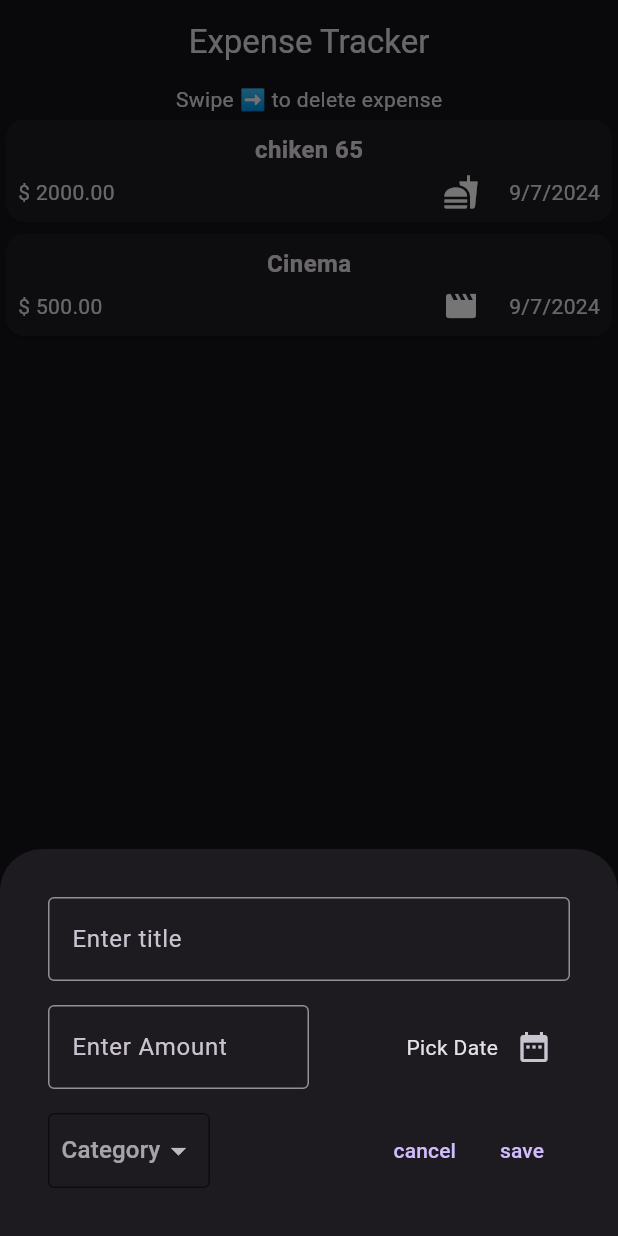
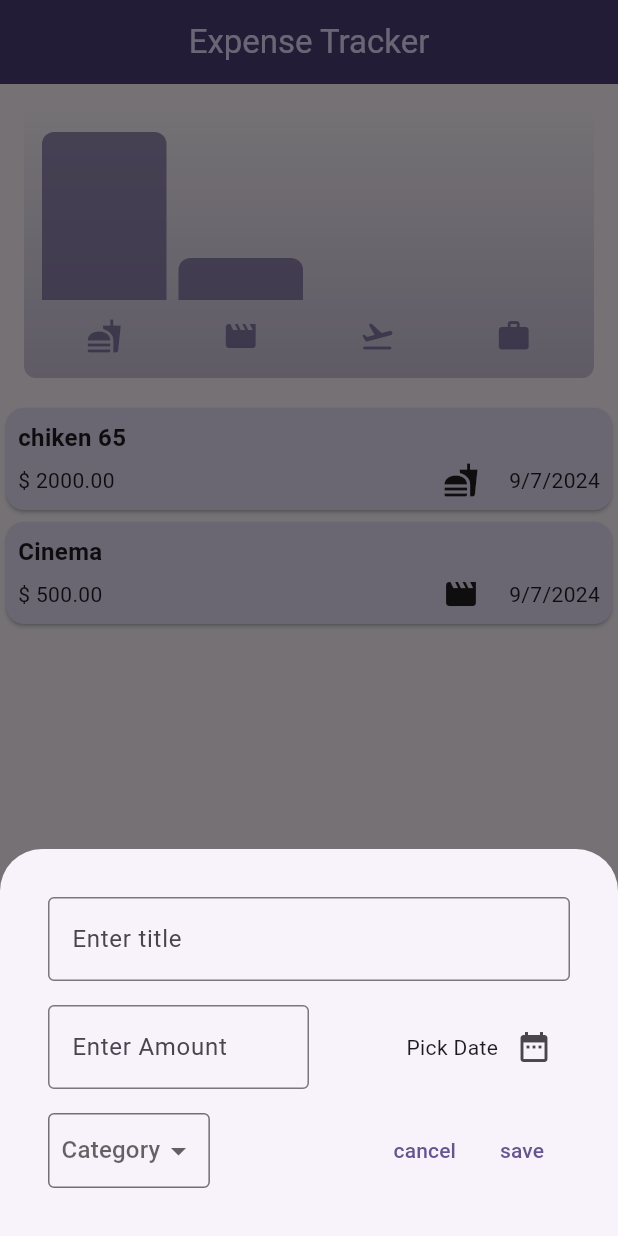
Before and after one commit to shreykiee/expense_tracker, a Flutter app: the screen it shows after launch, after a tap on the "add" icon, on a phone screen of 412 x 824 dp. Run offline on Flutter 3.47's test engine with Material 3 defaults, Android fonts, the phone set to English and light mode, and no system bars.

Commit message:
new update

```diff
--- a/lib/main.dart
+++ b/lib/main.dart
@@ -1,14 +1,50 @@
 import 'package:expense_tracker/pages/expense.dart';
 
 import 'package:flutter/material.dart';
+
+var kColorScheme =
+    ColorScheme.fromSeed(seedColor: Color.fromARGB(255, 96, 59, 181));
+
+var kDarkColorScheme = ColorScheme.fromSeed(
+    brightness: Brightness.dark, seedColor: Color.fromARGB(255, 46, 85, 138));
 
 void main() {
   runApp(
     MaterialApp(
       debugShowCheckedModeBanner: false,
-      theme: ThemeData.dark(),
+      theme: ThemeData().copyWith(
+        colorScheme: kColorScheme,
+        appBarTheme: const AppBarTheme().copyWith(
+          backgroundColor: kColorScheme.onPrimaryContainer,
+          foregroundColor: kColorScheme.primaryContainer,
+        ),
+        cardTheme: const CardTheme().copyWith(
+          color: kColorScheme.secondaryContainer,
+          margin: const EdgeInsets.symmetric(horizontal: 4, vertical: 4),
+        ),
+        elevatedButtonTheme: ElevatedButtonThemeData(
+          style: ElevatedButton.styleFrom(
+            backgroundColor: kColorScheme.primaryContainer,
+          ),
+        ),
+      ),
+      darkTheme: ThemeData.dark().copyWith(
+        colorScheme: kDarkColorScheme,
+        cardTheme: const CardTheme().copyWith(
+          color: kDarkColorScheme.secondaryContainer,
+          margin: const EdgeInsets.symmetric(horizontal: 4, vertical: 4),
+        ),
+        appBarTheme: const AppBarTheme().copyWith(
+          backgroundColor: kDarkColorScheme.onPrimaryContainer,
+          foregroundColor: kDarkColorScheme.primaryContainer,
+        ),
+        floatingActionButtonTheme: FloatingActionButtonThemeData().copyWith(
+          focusColor: kDarkColorScheme.onPrimary,
+          backgroundColor: kDarkColorScheme.onPrimary,
+        ),
+      ),
+      themeMode: ThemeMode.light,
       home: const Expenses(),
-      routes: {},
     ),
   );
 }
--- a/lib/models/expense_model.dart
+++ b/lib/models/expense_model.dart
@@ -36,3 +36,27 @@ class Expense {
 
   get formatteddate => formatter.format(date);
 }
+
+//class for all expense buckets
+class ExpenseBucket {
+  const ExpenseBucket({
+    required this.category,
+    required this.expenses,
+  });
+
+  ExpenseBucket.forCategory(List<Expense> allExpenses, this.category)
+      : expenses = allExpenses
+            .where((expense) => expense.category == category)
+            .toList();
+
+  final Category category;
+  final List<Expense> expenses;
+
+  double get totalExpenses {
+    double sum = 0;
+    for (final expense in expenses) {
+      sum += expense.amount;
+    }
+    return sum;
+  }
+}
--- a/lib/pages/expense.dart
+++ b/lib/pages/expense.dart
@@ -1,4 +1,5 @@
 import 'package:expense_tracker/models/expense_model.dart';
+import 'package:expense_tracker/widgits/chart/chart.dart';
 import 'package:expense_tracker/widgits/expense_list/expense_list.dart';
 import 'package:expense_tracker/widgits/new_expense.dart';
 
@@ -88,7 +89,7 @@ class _ExpensesState extends State<Expenses> {
       body: Center(
         child: Column(
           children: [
-            const Text('Swipe ➡️ to delete expense'),
+            Chart(expenses: _registeredExpenses),
             Expanded(
               child: mainContent,
             ),
@@ -96,7 +97,6 @@ class _ExpensesState extends State<Expenses> {
         ),
       ),
       floatingActionButton: FloatingActionButton(
-        backgroundColor: const Color.fromARGB(255, 255, 247, 247),
         onPressed: addNewExpense,
         child: const Icon(
           Icons.add,
--- /dev/null
+++ b/lib/widgits/chart/chart.dart
@@ -0,0 +1,94 @@
+import 'package:expense_tracker/models/expense_model.dart';
+import 'package:expense_tracker/widgits/chart/chart_bar.dart';
+import 'package:flutter/material.dart';
+
+class Chart extends StatelessWidget {
+  const Chart({super.key, required this.expenses});
+
+  final List<Expense> expenses;
+
+  List<ExpenseBucket> get buckets {
+    return [
+      ExpenseBucket.forCategory(expenses, Category.food),
+      ExpenseBucket.forCategory(expenses, Category.leisure),
+      ExpenseBucket.forCategory(expenses, Category.travel),
+      ExpenseBucket.forCategory(expenses, Category.work),
+    ];
+  }
+
+  double get maxTotalExpense {
+    double maxTotalExpense = 0;
+
+    for (final bucket in buckets) {
+      if (bucket.totalExpenses > maxTotalExpense) {
+        maxTotalExpense = bucket.totalExpenses;
+      }
+    }
+
+    return maxTotalExpense;
+  }
+
+  @override
+  Widget build(BuildContext context) {
+    final isDarkMode =
+        MediaQuery.of(context).platformBrightness == Brightness.dark;
+    return Container(
+      margin: const EdgeInsets.all(16),
+      padding: const EdgeInsets.symmetric(
+        vertical: 16,
+        horizontal: 8,
+      ),
+      width: double.infinity,
+      height: 180,
+      decoration: BoxDecoration(
+        borderRadius: BorderRadius.circular(8),
+        gradient: LinearGradient(
+          colors: [
+            Theme.of(context).colorScheme.primary.withOpacity(0.3),
+            Theme.of(context).colorScheme.primary.withOpacity(0.0)
+          ],
+          begin: Alignment.bottomCenter,
+          end: Alignment.topCenter,
+        ),
+      ),
+      child: Column(
+        children: [
+          Expanded(
+            child: Row(
+              crossAxisAlignment: CrossAxisAlignment.end,
+              children: [
+                for (final bucket in buckets) // alternative to map()
+                  ChartBar(
+                    fill: bucket.totalExpenses == 0
+                        ? 0
+                        : bucket.totalExpenses / maxTotalExpense,
+                  )
+              ],
+            ),
+          ),
+          const SizedBox(height: 12),
+          Row(
+            children: buckets
+                .map(
+                  (bucket) => Expanded(
+                    child: Padding(
+                      padding: const EdgeInsets.symmetric(horizontal: 4),
+                      child: Icon(
+                        categoryIcons[bucket.category],
+                        color: isDarkMode
+                            ? Theme.of(context).colorScheme.secondary
+                            : Theme.of(context)
+                                .colorScheme
+                                .primary
+                                .withOpacity(0.7),
+                      ),
+                    ),
+                  ),
+                )
+                .toList(),
+          )
+        ],
+      ),
+    );
+  }
+}
--- /dev/null
+++ b/lib/widgits/chart/chart_bar.dart
@@ -0,0 +1,34 @@
+import 'package:flutter/material.dart';
+
+class ChartBar extends StatelessWidget {
+  const ChartBar({
+    super.key,
+    required this.fill,
+  });
+
+  final double fill;
+
+  @override
+  Widget build(BuildContext context) {
+    final isDarkMode =
+        MediaQuery.of(context).platformBrightness == Brightness.dark;
+    return Expanded(
+      child: Padding(
+        padding: const EdgeInsets.symmetric(horizontal: 4),
+        child: FractionallySizedBox(
+          heightFactor: fill,
+          child: DecoratedBox(
+            decoration: BoxDecoration(
+              shape: BoxShape.rectangle,
+              borderRadius:
+                  const BorderRadius.vertical(top: Radius.circular(8)),
+              color: isDarkMode
+                  ? Theme.of(context).colorScheme.secondary
+                  : Theme.of(context).colorScheme.primary.withOpacity(0.65),
+            ),
+          ),
+        ),
+      ),
+    );
+  }
+}
--- a/lib/widgits/expense_list/expense_list.dart
+++ b/lib/widgits/expense_list/expense_list.dart
@@ -13,6 +13,11 @@ class ExpenseList extends StatelessWidget {
     return ListView.builder(
       itemCount: expenses.length,
       itemBuilder: (context, index) => Dismissible(
+        background: Container(
+          decoration: BoxDecoration(
+              color: Theme.of(context).colorScheme.error,
+              borderRadius: BorderRadius.all(Radius.circular(10))),
+        ),
         key: ValueKey(expenses[index]),
         onDismissed: (direction) {
           removeExpense(expenses[index]);
--- a/lib/widgits/expense_list/expense_list_item.dart
+++ b/lib/widgits/expense_list/expense_list_item.dart
@@ -14,6 +14,7 @@ class ExpenseListItem extends StatelessWidget {
         child: Padding(
       padding: const EdgeInsets.all(8),
       child: Column(
+        crossAxisAlignment: CrossAxisAlignment.start,
         children: [
           Padding(
             padding: const EdgeInsets.only(bottom: 5),
```
